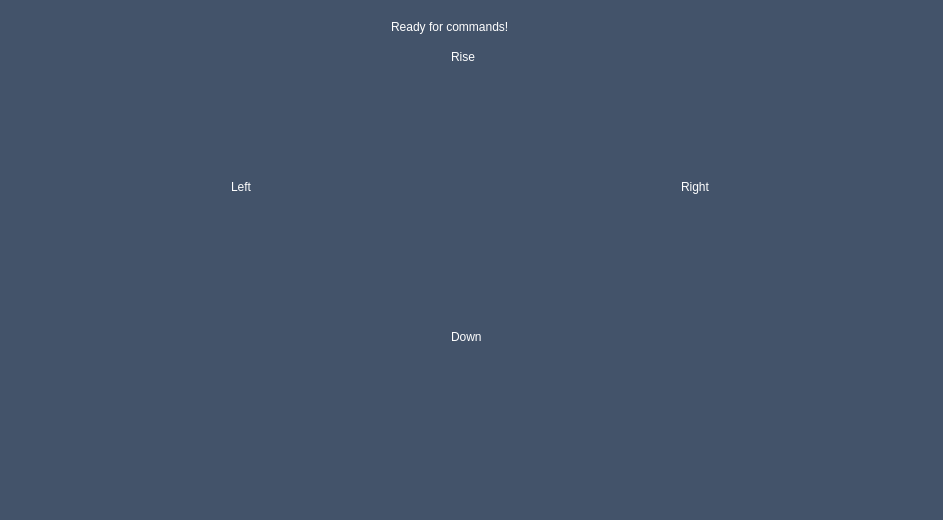
Before: the Qt Designer form RICS_Qt/mainwindow.ui in msultani/Robotic-Interactive-Computing-System-RICS, drawn with Qt 5.
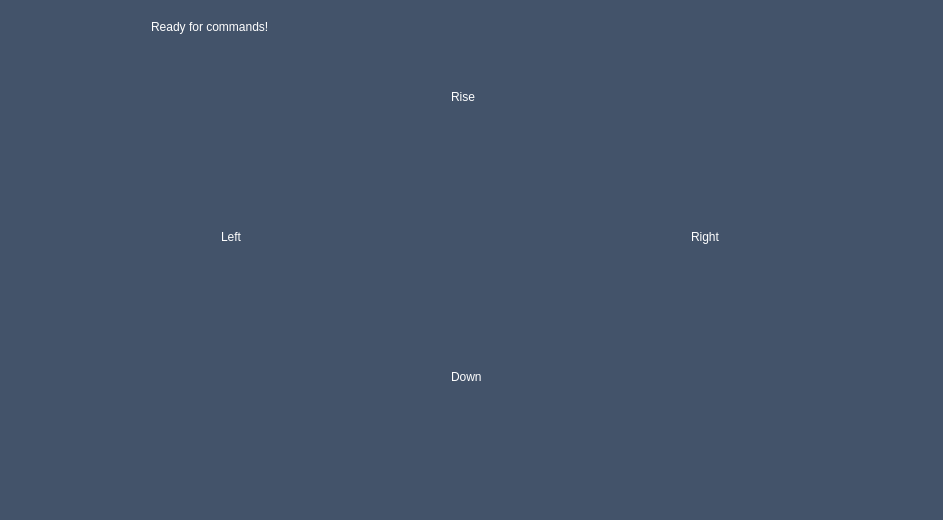
After: the same form once the commit is applied. The open tabs and pages were chosen to show the change. Icons and pictures are not drawn. Custom widgets are drawn as their Qt base class.

What changed in the file:
```diff
--- a/RICS_Qt/mainwindow.ui
+++ b/RICS_Qt/mainwindow.ui
@@ -318,7 +318,7 @@
         <property name="geometry">
          <rect>
           <x>400</x>
-          <y>60</y>
+          <y>100</y>
           <width>171</width>
           <height>71</height>
          </rect>
@@ -346,7 +346,7 @@
         <property name="geometry">
          <rect>
           <x>310</x>
-          <y>110</y>
+          <y>160</y>
           <width>91</width>
           <height>131</height>
          </rect>
@@ -374,7 +374,7 @@
         <property name="geometry">
          <rect>
           <x>580</x>
-          <y>110</y>
+          <y>160</y>
           <width>91</width>
           <height>131</height>
          </rect>
@@ -402,7 +402,7 @@
         <property name="geometry">
          <rect>
           <x>400</x>
-          <y>230</y>
+          <y>270</y>
           <width>171</width>
           <height>81</height>
          </rect>
@@ -429,9 +429,9 @@
        <widget class="QLabel" name="ready_label">
         <property name="geometry">
          <rect>
-          <x>380</x>
+          <x>140</x>
           <y>0</y>
-          <width>201</width>
+          <width>711</width>
           <height>31</height>
          </rect>
         </property>
@@ -448,7 +448,7 @@
        <widget class="QHoverSensitiveButton" name="clawLeft">
         <property name="geometry">
          <rect>
-          <x>290</x>
+          <x>270</x>
           <y>340</y>
           <width>111</width>
           <height>131</height>
@@ -476,7 +476,7 @@
        <widget class="QHoverSensitiveButton" name="clawRight">
         <property name="geometry">
          <rect>
-          <x>420</x>
+          <x>590</x>
           <y>340</y>
           <width>121</width>
           <height>131</height>
@@ -506,7 +506,7 @@
         <property name="geometry">
          <rect>
           <x>440</x>
-          <y>30</y>
+          <y>70</y>
           <width>91</width>
           <height>31</height>
          </rect>
@@ -524,8 +524,8 @@
        <widget class="QLabel" name="ready_label_3">
         <property name="geometry">
          <rect>
-          <x>670</x>
-          <y>160</y>
+          <x>680</x>
+          <y>210</y>
           <width>91</width>
           <height>31</height>
          </rect>
@@ -544,7 +544,7 @@
         <property name="geometry">
          <rect>
           <x>440</x>
-          <y>310</y>
+          <y>350</y>
           <width>91</width>
           <height>31</height>
          </rect>
@@ -562,8 +562,8 @@
        <widget class="QLabel" name="ready_label_5">
         <property name="geometry">
          <rect>
-          <x>220</x>
-          <y>160</y>
+          <x>210</x>
+          <y>210</y>
           <width>91</width>
           <height>31</height>
          </rect>
@@ -582,7 +582,7 @@
         <property name="geometry">
          <rect>
           <x>410</x>
-          <y>130</y>
+          <y>170</y>
           <width>161</width>
           <height>101</height>
          </rect>
@@ -633,6 +633,25 @@
          </size>
         </property>
        </widget>
+       <widget class="QLabel" name="voice_label">
+        <property name="geometry">
+         <rect>
+          <x>150</x>
+          <y>40</y>
+          <width>731</width>
+          <height>31</height>
+         </rect>
+        </property>
+        <property name="styleSheet">
+         <string notr="true">qproperty-alignment: AlignCenter;
+font: 20pt &quot;.Helvetica Neue DeskInterface&quot;;
+color: white;
+</string>
+        </property>
+        <property name="text">
+         <string> </string>
+        </property>
+       </widget>
       </widget>
       <widget class="QWidget" name="settingsPage">
        <property name="styleSheet">
```
Left out of the diff: 2 changed lines with no effect on the pictures.
